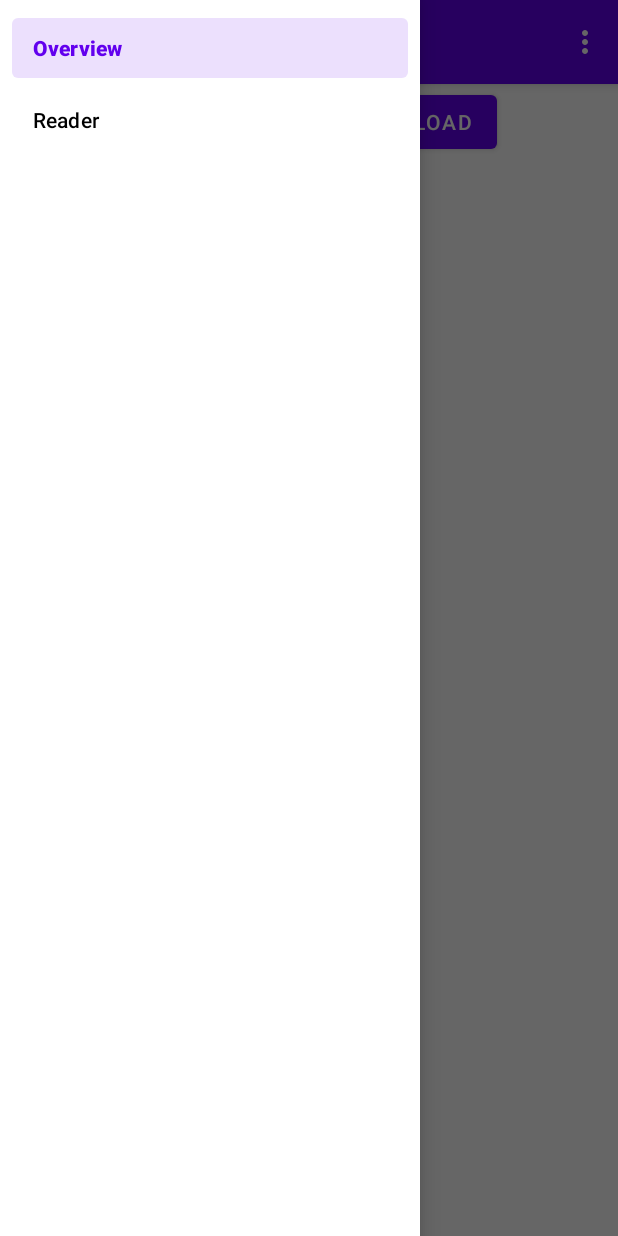
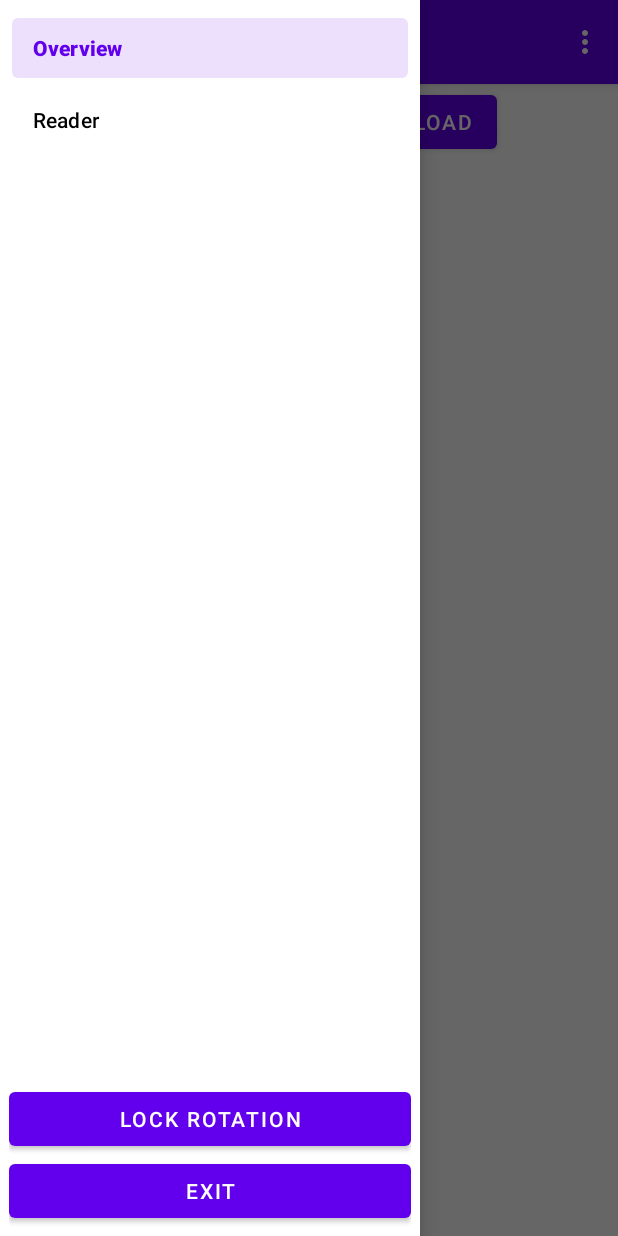
Before and after one commit to Maveo/ComickApp, an Android app: the screen it shows after launch (MainActivity), with the side drawer open, on a phone screen of 412 x 824 dp. Run offline under Robolectric (Android 15) with nearby library versions, the phone set to English and light mode, and no system bars; our stand-ins replace navigation-ui.

Commit message:
lock rotation

```diff
--- a/app/src/main/java/com/skillor/comick/MainActivity.java
+++ b/app/src/main/java/com/skillor/comick/MainActivity.java
@@ -1,11 +1,18 @@
 package com.skillor.comick;
 
+import android.app.AlertDialog;
+import android.content.Context;
+import android.content.DialogInterface;
+import android.content.SharedPreferences;
+import android.content.pm.ActivityInfo;
 import android.os.Build;
 import android.os.Bundle;
 import android.os.StrictMode;
 import android.util.Log;
+import android.view.KeyEvent;
 import android.view.View;
 import android.view.Menu;
+import android.widget.Button;
 
 import com.google.android.material.snackbar.Snackbar;
 import com.google.android.material.navigation.NavigationView;
@@ -29,6 +36,11 @@ public class MainActivity extends AppCompatActivity {
 
     private boolean systemUIHidden = false;
 
+    private boolean rotationLocked = false;
+
+    private SharedPreferences sharedPref;
+    private SharedPreferences.Editor sharedPrefEditor;
+
     @Override
     protected void onCreate(Bundle savedInstanceState) {
         super.onCreate(savedInstanceState);
@@ -37,6 +49,27 @@ public class MainActivity extends AppCompatActivity {
         setContentView(binding.getRoot());
 
         setSupportActionBar(binding.appBarMain.toolbar);
+
+        sharedPref = getPreferences(Context.MODE_PRIVATE);
+        sharedPrefEditor = sharedPref.edit();
+
+        rotationLocked = sharedPref.getBoolean(getString(R.string.lock_rotation_key), false);
+        setRotationLock();
+
+        binding.lockRotationButton.setOnClickListener(new View.OnClickListener() {
+            @Override
+            public void onClick(View v) {
+                rotationLocked = !rotationLocked;
+                setRotationLock();
+            }
+        });
+
+        binding.exitButton.setOnClickListener(new View.OnClickListener() {
+            @Override
+            public void onClick(View v) {
+                confirmExit();
+            }
+        });
 
         DrawerLayout drawer = binding.drawerLayout;
         drawer.addDrawerListener(new DrawerLayout.DrawerListener() {
@@ -70,7 +103,70 @@ public class MainActivity extends AppCompatActivity {
         NavigationUI.setupWithNavController(navigationView, navController);
 
         ComickService.getInstance().initialize(getApplicationContext().getExternalFilesDir(null));
+    }
 
+    public void exitApplication(View view) {
+        confirmExit();
+    }
+
+    @Override
+    public void onBackPressed() {
+        confirmExit();
+    }
+
+    private void confirmExit() {
+        AlertDialog.Builder ab = new AlertDialog.Builder(MainActivity.this);
+        ab.setTitle(getString(R.string.exit_dialog_headline));
+        ab.setMessage(getString(R.string.exit_dialog_sentence));
+        ab.setPositiveButton(getString(R.string.yes), new DialogInterface.OnClickListener() {
+            @Override
+            public void onClick(DialogInterface dialog, int which) {
+                dialog.dismiss();
+                finish();
+            }
+        });
+        ab.setNegativeButton(getString(R.string.no), new DialogInterface.OnClickListener() {
+            @Override
+            public void onClick(DialogInterface dialog, int which) {
+                dialog.dismiss();
+            }
+        });
+        ab.setOnKeyListener(new DialogInterface.OnKeyListener() {
+            @Override
+            public boolean onKey(DialogInterface dialog, int keyCode, KeyEvent event) {
+                if (keyCode == KeyEvent.KEYCODE_BACK) {
+                    dialog.dismiss();
+                    finish();
+                }
+                return true;
+            }
+        });
+
+        ab.show();
+    }
+
+    private void setRotationLock() {
+        if (rotationLocked) {
+            lockRotation();
+        } else {
+            unlockRotation();
+        }
+    }
+
+    private void lockRotation() {
+        setRequestedOrientation(ActivityInfo.SCREEN_ORIENTATION_LOCKED);
+        rotationLocked = true;
+        sharedPrefEditor.putBoolean(getString(R.string.lock_rotation_key), rotationLocked);
+        sharedPrefEditor.apply();
+        ((Button) findViewById(R.id.lockRotationButton)).setText(R.string.unlock_rotation);
+    }
+
+    private void unlockRotation() {
+        setRequestedOrientation(ActivityInfo.SCREEN_ORIENTATION_UNSPECIFIED);
+        rotationLocked = false;
+        sharedPrefEditor.putBoolean(getString(R.string.lock_rotation_key), rotationLocked);
+        sharedPrefEditor.apply();
+        ((Button) findViewById(R.id.lockRotationButton)).setText(R.string.lock_rotation);
     }
 
     public void triggerUI() {
--- a/app/src/main/res/layout/activity_main.xml
+++ b/app/src/main/res/layout/activity_main.xml
@@ -19,5 +19,34 @@
         android:layout_height="match_parent"
         android:layout_gravity="start"
         android:fitsSystemWindows="true"
-        app:menu="@menu/activity_main_drawer" />
+        app:menu="@menu/activity_main_drawer">
+
+        <androidx.constraintlayout.widget.ConstraintLayout
+            android:layout_width="match_parent"
+            android:layout_height="match_parent"
+            android:padding="6dp">
+
+            <LinearLayout
+                android:layout_width="match_parent"
+                android:layout_height="wrap_content"
+                android:orientation="vertical"
+                app:layout_constraintBottom_toBottomOf="parent"
+                app:layout_constraintStart_toStartOf="parent">
+
+                <Button
+                    android:id="@+id/lockRotationButton"
+                    android:layout_width="match_parent"
+                    android:layout_height="wrap_content"
+                    android:text="@string/lock_rotation" />
+
+                <Button
+                    android:id="@+id/exitButton"
+                    android:layout_width="match_parent"
+                    android:layout_height="wrap_content"
+                    android:text="@string/exit" />
+            </LinearLayout>
+
+        </androidx.constraintlayout.widget.ConstraintLayout>
+
+    </com.google.android.material.navigation.NavigationView>
 </androidx.drawerlayout.widget.DrawerLayout>
--- a/app/src/main/res/values-land/dimens.xml
+++ /dev/null
@@ -1,3 +0,0 @@
-<resources>
-    <dimen name="fab_margin">48dp</dimen>
-</resources>
--- a/app/src/main/res/values-w1240dp/dimens.xml
+++ /dev/null
@@ -1,3 +0,0 @@
-<resources>
-    <dimen name="fab_margin">200dp</dimen>
-</resources>
--- a/app/src/main/res/values-w600dp/dimens.xml
+++ /dev/null
@@ -1,3 +0,0 @@
-<resources>
-    <dimen name="fab_margin">48dp</dimen>
-</resources>
--- a/app/src/main/res/values/strings.xml
+++ b/app/src/main/res/values/strings.xml
@@ -13,4 +13,12 @@
     <string name="downloaded_last_chapter">Downloaded:</string>
     <string name="update_comic">Update</string>
     <string name="read">Read</string>
+    <string name="lock_rotation">Lock Rotation</string>
+    <string name="unlock_rotation">Unlock Rotation</string>
+    <string name="exit">Exit</string>
+    <string name="lock_rotation_key" translatable="false">lock_rotation_key</string>
+    <string name="exit_dialog_headline">Confirm exit</string>
+    <string name="exit_dialog_sentence">Are you sure you want to quit?</string>
+    <string name="yes">Yes</string>
+    <string name="no">No</string>
 </resources>
```
